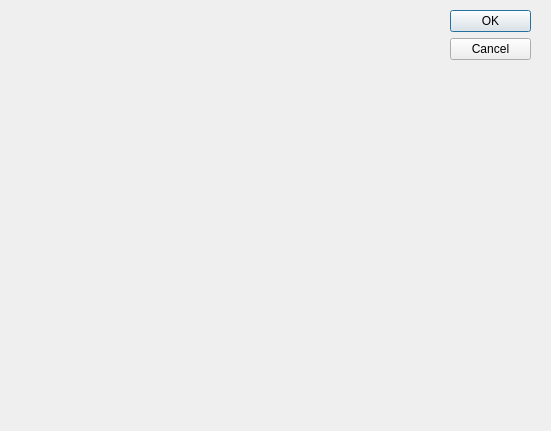
Above: adddialog.ui from kodexxx/QtMySQLManager before the change. Below: the same form after it.
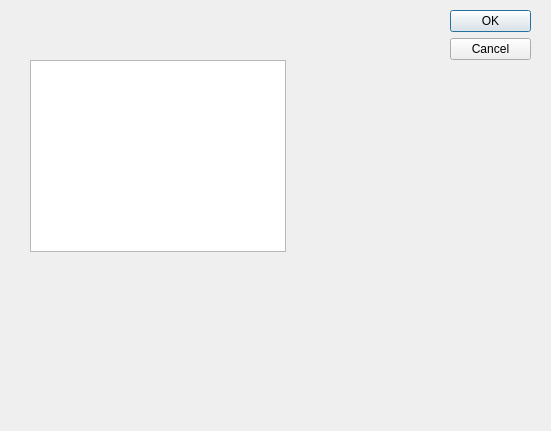
That is the form after the change.

The edit to the form file:
```diff
--- a/adddialog.ui
+++ b/adddialog.ui
@@ -29,6 +29,16 @@
     <set>QDialogButtonBox::Cancel|QDialogButtonBox::Ok</set>
    </property>
   </widget>
+  <widget class="QListWidget" name="fieldsList">
+   <property name="geometry">
+    <rect>
+     <x>30</x>
+     <y>60</y>
+     <width>256</width>
+     <height>192</height>
+    </rect>
+   </property>
+  </widget>
  </widget>
  <resources/>
  <connections>
```
